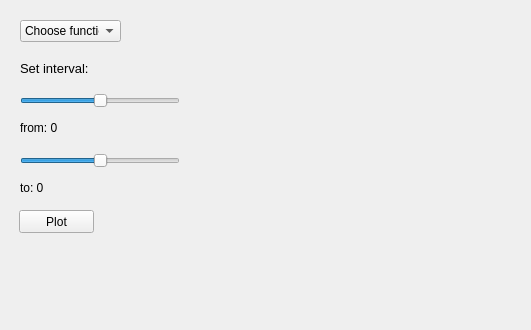
Above: Plotter/mainwindow.ui from myxture/Plotter before the change. Below: the same form after it.
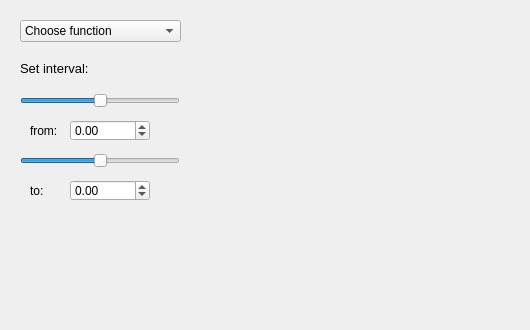
That is the form after the change. Custom widgets are drawn as their Qt base class.

```diff
--- a/Plotter/mainwindow.ui
+++ b/Plotter/mainwindow.ui
@@ -6,10 +6,16 @@
    <rect>
     <x>0</x>
     <y>0</y>
-    <width>531</width>
+    <width>530</width>
     <height>330</height>
    </rect>
   </property>
+  <property name="sizePolicy">
+   <sizepolicy hsizetype="Fixed" vsizetype="Fixed">
+    <horstretch>0</horstretch>
+    <verstretch>0</verstretch>
+   </sizepolicy>
+  </property>
   <property name="windowTitle">
    <string>Plotter</string>
   </property>
@@ -22,7 +28,7 @@
      <rect>
       <x>20</x>
       <y>20</y>
-      <width>101</width>
+      <width>161</width>
       <height>22</height>
      </rect>
     </property>
@@ -116,52 +122,39 @@
      <enum>Qt::Horizontal</enum>
     </property>
    </widget>
-   <widget class="QPushButton" name="plotBtn">
-    <property name="geometry">
-     <rect>
-      <x>19</x>
-      <y>210</y>
-      <width>75</width>
-      <height>23</height>
-     </rect>
-    </property>
-    <property name="text">
-     <string>Plot</string>
-    </property>
-   </widget>
    <widget class="QLabel" name="xminLabel">
     <property name="enabled">
      <bool>true</bool>
     </property>
     <property name="geometry">
      <rect>
-      <x>20</x>
+      <x>30</x>
       <y>120</y>
-      <width>161</width>
-      <height>16</height>
+      <width>31</width>
+      <height>21</height>
      </rect>
     </property>
     <property name="locale">
      <locale language="English" country="UnitedStates"/>
     </property>
     <property name="text">
-     <string>from: 0</string>
+     <string>from:</string>
     </property>
    </widget>
    <widget class="QLabel" name="xmaxLabel">
     <property name="geometry">
      <rect>
-      <x>20</x>
+      <x>30</x>
       <y>180</y>
-      <width>161</width>
-      <height>16</height>
+      <width>31</width>
+      <height>21</height>
      </rect>
     </property>
     <property name="locale">
      <locale language="English" country="UnitedStates"/>
     </property>
     <property name="text">
-     <string>to: 0</string>
+     <string>to:</string>
     </property>
    </widget>
    <widget class="QLabel" name="setInterval">
@@ -216,6 +209,44 @@
      <number>-1</number>
     </property>
    </widget>
+   <widget class="QDoubleSpinBox" name="xmin_edit">
+    <property name="geometry">
+     <rect>
+      <x>70</x>
+      <y>120</y>
+      <width>80</width>
+      <height>21</height>
+     </rect>
+    </property>
+    <property name="buttonSymbols">
+     <enum>QAbstractSpinBox::UpDownArrows</enum>
+    </property>
+    <property name="minimum">
+     <double>-10000.000000000000000</double>
+    </property>
+    <property name="maximum">
+     <double>10000.000000000000000</double>
+    </property>
+   </widget>
+   <widget class="QDoubleSpinBox" name="xmax_edit">
+    <property name="geometry">
+     <rect>
+      <x>70</x>
+      <y>180</y>
+      <width>80</width>
+      <height>21</height>
+     </rect>
+    </property>
+    <property name="buttonSymbols">
+     <enum>QAbstractSpinBox::UpDownArrows</enum>
+    </property>
+    <property name="minimum">
+     <double>-10000.000000000000000</double>
+    </property>
+    <property name="maximum">
+     <double>10000.000000000000000</double>
+    </property>
+   </widget>
   </widget>
  </widget>
  <layoutdefault spacing="6" margin="11"/>
```
Left out of the diff: 24 changed lines with no effect on the pictures.
